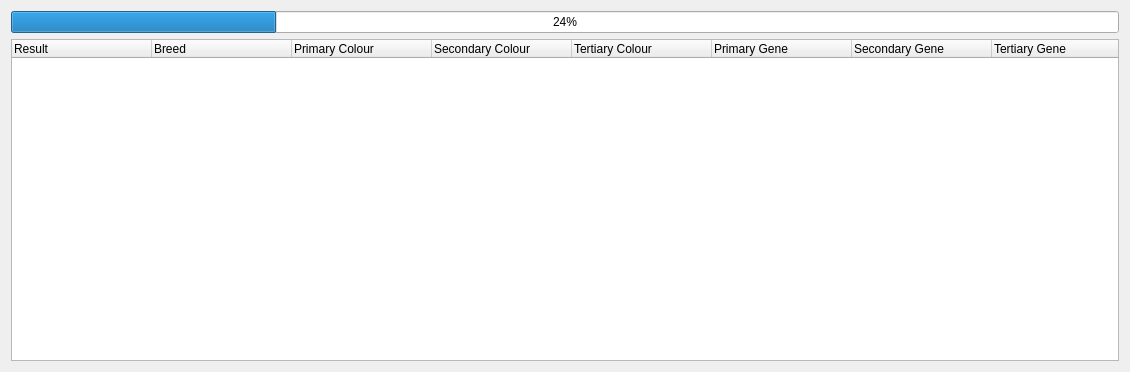
Above: pairingresultsdialog.ui from TheCalpolMan/flight-rising-breeding-tracker before the change. Below: the same form after it.
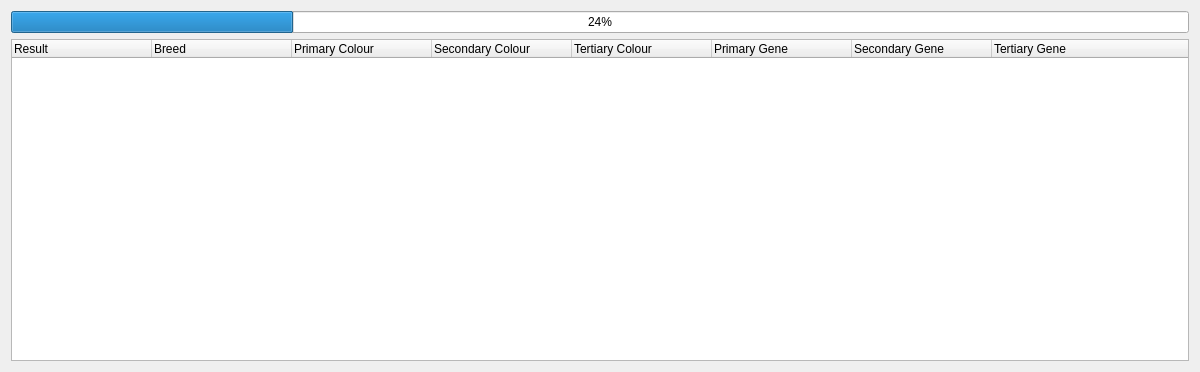
That is the form after the change.

Commit message: paring results dialog made larger

What changed in the file:
```diff
--- a/pairingresultsdialog.ui
+++ b/pairingresultsdialog.ui
@@ -6,7 +6,7 @@
    <rect>
     <x>0</x>
     <y>0</y>
-    <width>1130</width>
+    <width>1200</width>
     <height>372</height>
    </rect>
   </property>
```
